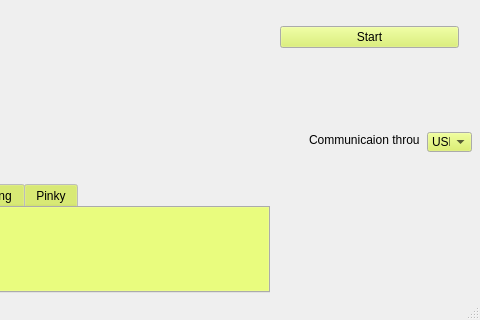
Qt form Projekt/SensorGloveQt/mainwindow.ui (DubelSoftwareSolutions/SensorHand_DataVisualisation) before a commit; both pictures show x 341 to 821 and y 304 to 624 of the 821 by 624 pixel window.
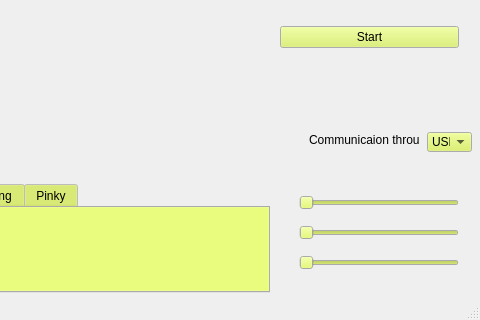
The same form after that commit.

Commit message: poprawki dox, camera zoom, camera orientation

```diff
--- a/Projekt/SensorGloveQt/mainwindow.ui
+++ b/Projekt/SensorGloveQt/mainwindow.ui
@@ -376,6 +376,45 @@
      </item>
     </layout>
    </widget>
+   <widget class="QSlider" name="par1">
+    <property name="geometry">
+     <rect>
+      <x>640</x>
+      <y>460</y>
+      <width>160</width>
+      <height>22</height>
+     </rect>
+    </property>
+    <property name="orientation">
+     <enum>Qt::Horizontal</enum>
+    </property>
+   </widget>
+   <widget class="QSlider" name="par2">
+    <property name="geometry">
+     <rect>
+      <x>640</x>
+      <y>490</y>
+      <width>160</width>
+      <height>22</height>
+     </rect>
+    </property>
+    <property name="orientation">
+     <enum>Qt::Horizontal</enum>
+    </property>
+   </widget>
+   <widget class="QSlider" name="par3">
+    <property name="geometry">
+     <rect>
+      <x>640</x>
+      <y>520</y>
+      <width>160</width>
+      <height>22</height>
+     </rect>
+    </property>
+    <property name="orientation">
+     <enum>Qt::Horizontal</enum>
+    </property>
+   </widget>
   </widget>
   <widget class="QMenuBar" name="menuBar">
    <property name="geometry">
```
The commit also changes 103 other files.
